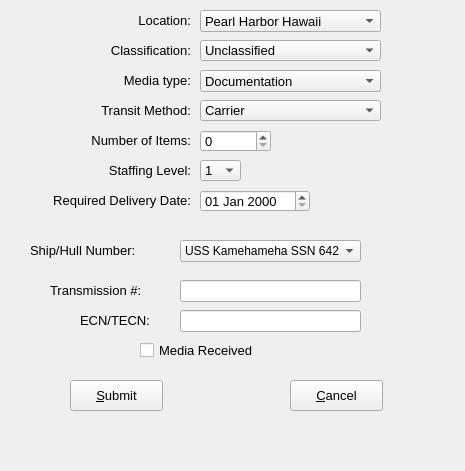
Above: frmEditDelivery.ui from chhimichanga/deliveryqueue before the change. Below: the same form after it.
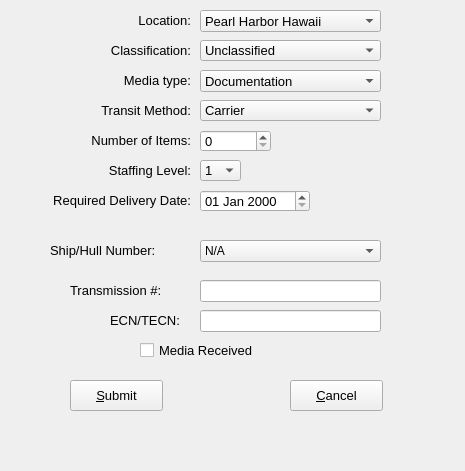
That is the form after the change.

What changed in the file:
```diff
--- a/frmEditDelivery.ui
+++ b/frmEditDelivery.ui
@@ -424,7 +424,7 @@
   <widget class="QComboBox" name="comboBox">
    <property name="geometry">
     <rect>
-     <x>180</x>
+     <x>200</x>
      <y>240</y>
      <width>181</width>
      <height>22</height>
@@ -432,7 +432,7 @@
    </property>
    <item>
     <property name="text">
-     <string>USS Kamehameha SSN 642</string>
+     <string>N/A</string>
     </property>
    </item>
    <item>
@@ -469,7 +469,7 @@
   <widget class="QLabel" name="label">
    <property name="geometry">
     <rect>
-     <x>30</x>
+     <x>50</x>
      <y>240</y>
      <width>141</width>
      <height>20</height>
@@ -487,7 +487,7 @@
   <widget class="QLineEdit" name="lineEdit">
    <property name="geometry">
     <rect>
-     <x>180</x>
+     <x>200</x>
      <y>310</y>
      <width>181</width>
      <height>22</height>
@@ -497,7 +497,7 @@
   <widget class="QLabel" name="label_2">
    <property name="geometry">
     <rect>
-     <x>80</x>
+     <x>110</x>
      <y>310</y>
      <width>91</width>
      <height>20</height>
@@ -515,7 +515,7 @@
   <widget class="QLineEdit" name="lineEdit_2">
    <property name="geometry">
     <rect>
-     <x>180</x>
+     <x>200</x>
      <y>280</y>
      <width>181</width>
      <height>22</height>
@@ -525,7 +525,7 @@
   <widget class="QLabel" name="label_3">
    <property name="geometry">
     <rect>
-     <x>50</x>
+     <x>70</x>
      <y>280</y>
      <width>131</width>
      <height>20</height>
```
Left out of the diff: 17 changed lines with no effect on the pictures.
